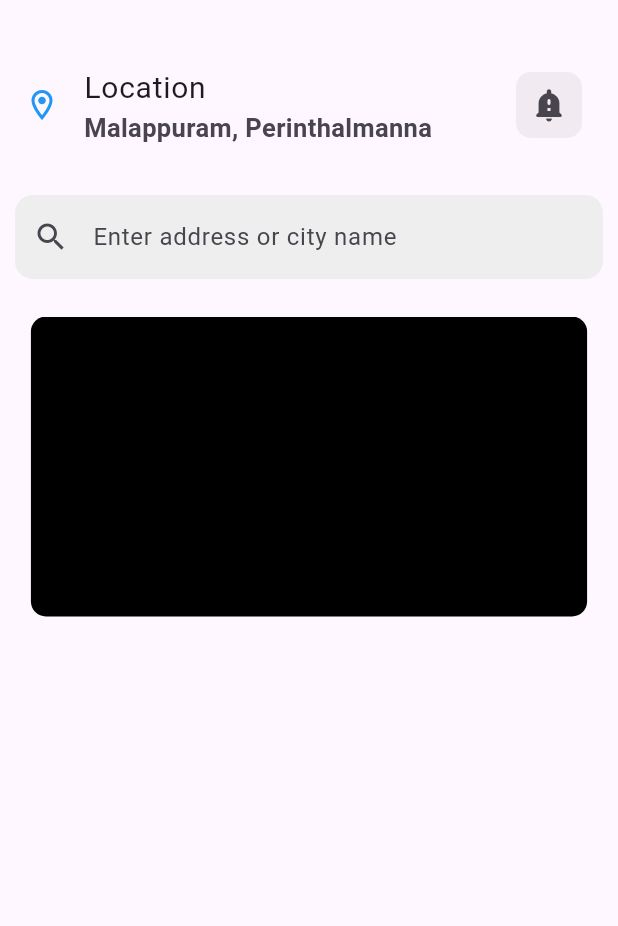
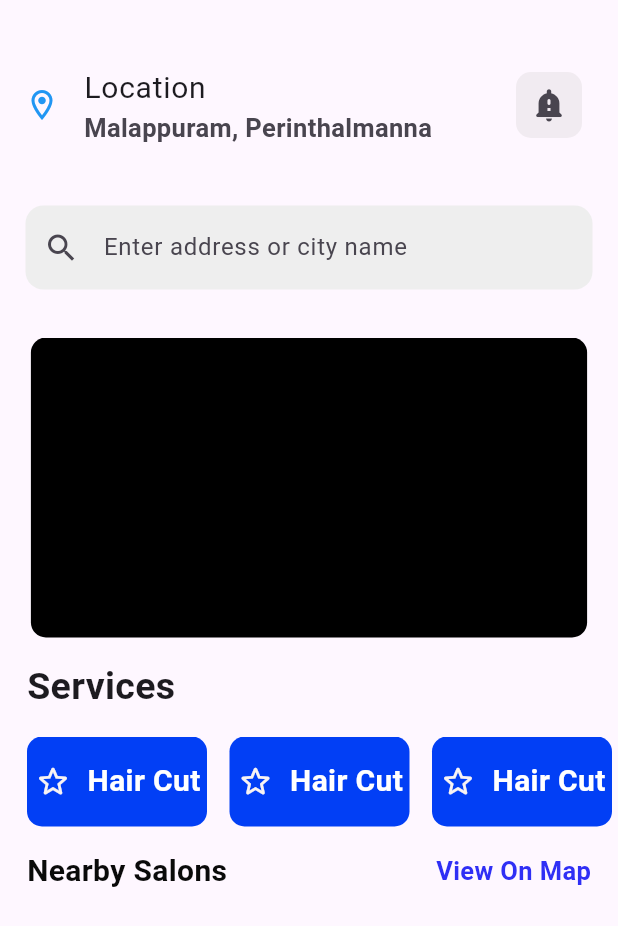
Before and after one commit to sainu-1234/saloon_project, a Flutter app: the screen it shows after launch, on a phone screen of 412 x 824 dp. Shown: the top 926 px of the screen. Run offline on Flutter 3.47's test engine with Material 3 defaults, Android fonts, the phone set to English and light mode, and no system bars; drawn by our look-alikes of carousel_slider; our stand-ins replace stylish_bottom_bar.

```diff
--- a/lib/view/Home_screen/home_screen.dart
+++ b/lib/view/Home_screen/home_screen.dart
@@ -42,7 +42,7 @@ class _HomeScreenState extends State<HomeScreen> {
               ),
             ),
             Padding(
-              padding: const EdgeInsets.all(10),
+              padding: const EdgeInsets.all(17),
               child: TextField(
                 decoration: InputDecoration(
                   hintText: "Enter address or city name",
@@ -82,6 +82,82 @@ class _HomeScreenState extends State<HomeScreen> {
                         ),
                       ),
             ),
+            Padding(
+              padding: const EdgeInsets.only(left: 18),
+              child: Row(
+                children: [
+                  Text(
+                    "Services",
+                    style: TextStyle(fontWeight: FontWeight.bold, fontSize: 25),
+                  ),
+                ],
+              ),
+            ),
+            Padding(
+              padding: const EdgeInsets.only(left: 18),
+              child: SingleChildScrollView(
+                scrollDirection: Axis.horizontal,
+                child: Row(
+                  spacing: 15,
+                  children: List.generate(
+                    5,
+                    (index) => Container(
+                      height: 60,
+                      width: 120,
+                      decoration: BoxDecoration(
+                        color: const Color.fromARGB(255, 2, 63, 245),
+                        borderRadius: BorderRadius.circular(10),
+                      ),
+                      child: Center(
+                        child: Row(
+                          mainAxisAlignment: MainAxisAlignment.center,
+                          spacing: 10,
+                          children: [
+                            Icon(
+                              Icons.star_outline_rounded,
+                              size: 26,
+                              color: const Color.fromARGB(255, 248, 243, 243),
+                            ),
+                            Text(
+                              "Hair Cut",
+                              style: TextStyle(
+                                fontWeight: FontWeight.bold,
+                                fontSize: 20,
+                                color: Colors.white,
+                              ),
+                            ),
+                          ],
+                        ),
+                      ),
+                    ),
+                  ),
+                ),
+              ),
+            ),
+            Padding(
+              padding: const EdgeInsets.symmetric(horizontal: 18),
+              child: Row(
+                mainAxisAlignment: MainAxisAlignment.spaceBetween,
+                children: [
+                  Text(
+                    "Nearby Salons",
+                    style: TextStyle(
+                      fontWeight: FontWeight.bold,
+                      fontSize: 20,
+                      color: const Color.fromARGB(255, 10, 10, 10),
+                    ),
+                  ),
+                  Text(
+                    "View On Map",
+                    style: TextStyle(
+                      fontWeight: FontWeight.bold,
+                      fontSize: 17,
+                      color: const Color.fromARGB(255, 47, 47, 245),
+                    ),
+                  ),
+                ],
+              ),
+            ),
           ],
         ),
       ),
--- a/lib/view/Login_screen/login_screen.dart
+++ b/lib/view/Login_screen/login_screen.dart
@@ -1,5 +1,6 @@
 import 'package:flutter/material.dart';
 import 'package:saloon_project/utils/color_utils.dart';
+import 'package:saloon_project/view/Bottom_navigation_screen/bottom_navigation_screen.dart';
 import 'package:saloon_project/view/Registration_screen/registration_screen.dart';
 
 class LoginScreen extends StatefulWidget {
@@ -236,8 +237,14 @@ class _LoginScreenState extends State<LoginScreen> {
                     ),
                   ),
                   onPressed: () {
-                    formkey.currentState!.validate();
-                    setState(() {});
+                    if (formkey.currentState!.validate()) {
+                      Navigator.pushReplacement(
+                        context,
+                        MaterialPageRoute(
+                          builder: (context) => BottomNavigationScreen(),
+                        ),
+                      );
+                    }
                   },
                   child: Text(
                     "Continue",
```
